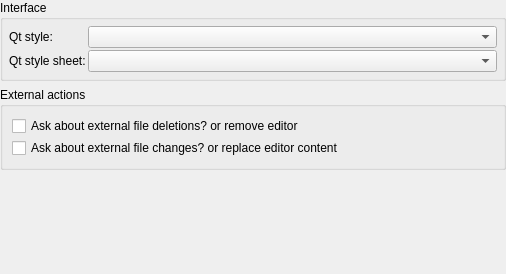
This is resources/ui/configure/general.ui in prymatex/prymatex as Qt 5 draws it before an edit. The edited form follows.
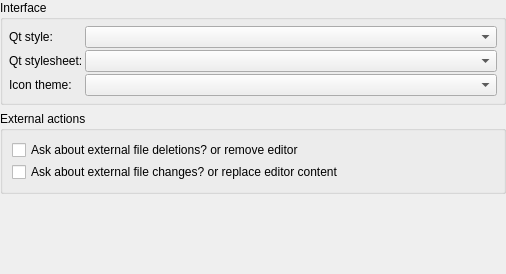
This is the edited form.

Commit message: Icon Themes

What changed in the file:
```diff
--- a/resources/ui/configure/general.ui
+++ b/resources/ui/configure/general.ui
@@ -48,13 +48,23 @@
       <item row="2" column="0">
        <widget class="QLabel" name="label_3">
         <property name="text">
-         <string>Qt style sheet:</string>
+         <string>Qt stylesheet:</string>
         </property>
        </widget>
       </item>
       <item row="2" column="1">
        <widget class="QComboBox" name="comboBoxQtStyleSheet"/>
       </item>
+      <item row="3" column="0">
+       <widget class="QLabel" name="label_4">
+        <property name="text">
+         <string>Icon theme:</string>
+        </property>
+       </widget>
+      </item>
+      <item row="3" column="1">
+       <widget class="QComboBox" name="comboBoxIconTheme"/>
+      </item>
      </layout>
     </widget>
    </item>
```
The commit also changes 118 other files.
